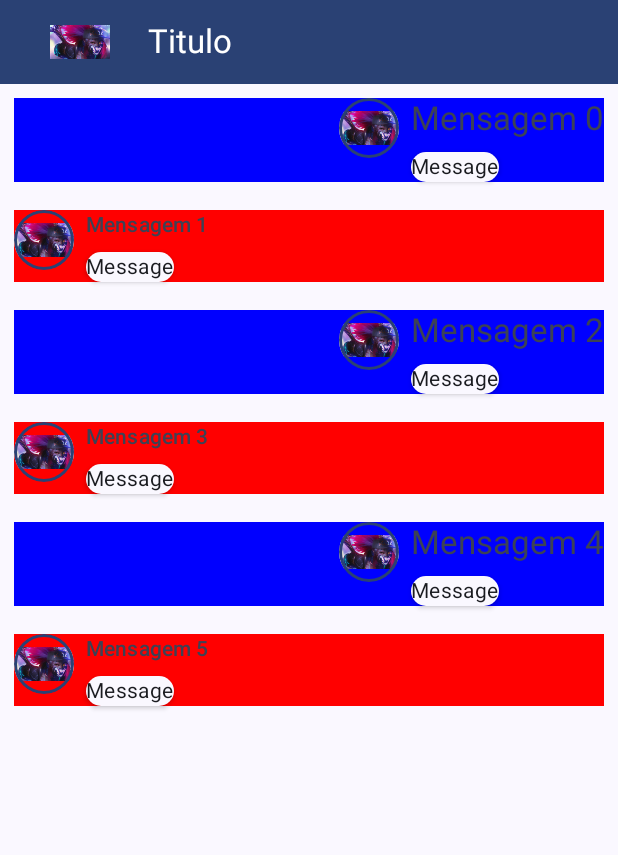
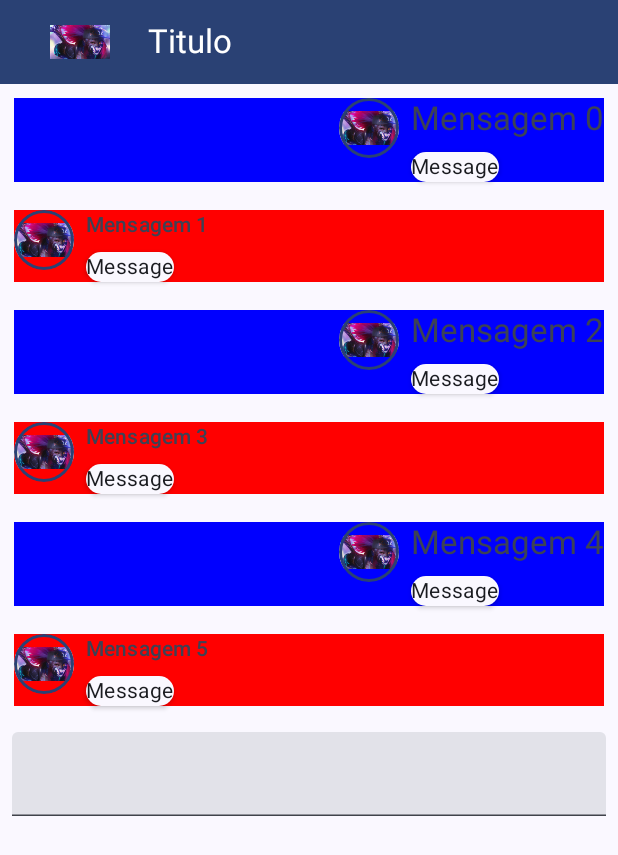
Before and after one commit to valmirc17/DSM-5-Kotlin, an Android app built with Jetpack Compose: the screen it shows after launch (MainActivity), on a phone screen of 412 x 824 dp. Shown: the top 855 px of the screen. Run offline under Robolectric (Android 15) with nearby library versions, the phone set to English and light mode, and no system bars.

Commit message:
A finalizar o código, precisa alocar a barra de texto no bottom area

```diff
--- a/MaterialDesign/app/src/main/java/com/example/materialdesign/MainActivity.kt
+++ b/MaterialDesign/app/src/main/java/com/example/materialdesign/MainActivity.kt
@@ -16,10 +16,12 @@ import androidx.compose.material3.MaterialTheme
 import androidx.compose.material3.Scaffold
 import androidx.compose.material3.Surface
 import androidx.compose.material3.Text
+import androidx.compose.material3.TextField
 import androidx.compose.runtime.Composable
 import androidx.compose.ui.Modifier
 import androidx.compose.ui.draw.clip
 import androidx.compose.ui.graphics.Color
+import androidx.compose.ui.layout.VerticalAlignmentLine
 import androidx.compose.ui.res.painterResource
 import androidx.compose.ui.tooling.preview.Preview
 import androidx.compose.ui.unit.dp
@@ -130,6 +132,7 @@ fun MessageCard(
     }
 }
 
+
 @Preview(showBackground = true)
 @Composable
 fun MessageCardPreview() {
@@ -148,7 +151,20 @@ fun Conversation(messages: List<Message>) {
         itemsIndexed(messages) { index, message ->
             val isImpar = index % 2 == 1
             MessageCard(message = message, isImpar = isImpar)
+
         }
+    }
+    Row { Modifier
+            .fillMaxWidth()
+
+        TextField(value = "",
+            onValueChange = {},
+            modifier = Modifier
+                .fillMaxWidth()
+                .padding(8.dp))
+
+
+
     }
 }
 
@@ -157,6 +173,8 @@ fun Conversation(messages: List<Message>) {
 fun ConversationPreview() {
     Surface(modifier = Modifier.fillMaxSize()) {
         Conversation(messages = SampleData.conversationSample)
+
+
     }
 }
 
@@ -169,4 +187,6 @@ object SampleData {
         Message("Mensagem 4", body = "Body A"),
         Message("Mensagem 5", body = "Body A")
     )
+
+
 }
```
